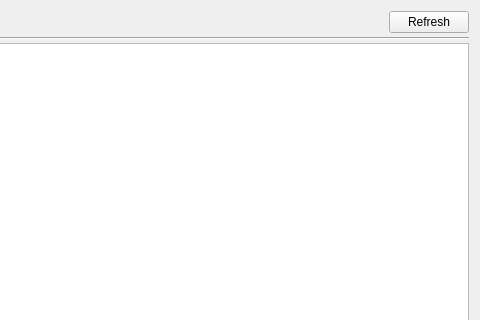
networkoptix/nx_open, file client/src/ui/dialogs/event_log_dialog.ui: the form before one commit; both pictures show x 640 to 1120 and y 0 to 320 of the 1120 by 719 pixel window.
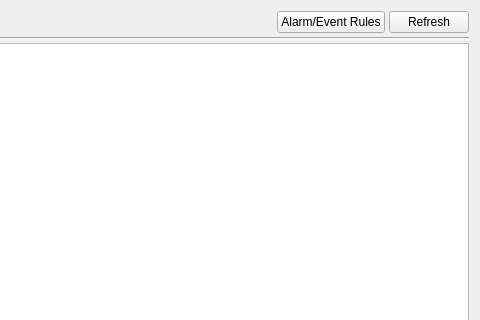
The form after the commit. Custom widgets are drawn as their Qt base class.

Commit message:
add buttons to go from event rule to event log and vice versa
<==== Mercurial data ====>
Branch: events_db

What changed in the file:
```diff
--- a/client/src/ui/dialogs/event_log_dialog.ui
+++ b/client/src/ui/dialogs/event_log_dialog.ui
@@ -113,7 +113,7 @@
        </property>
       </spacer>
      </item>
-     <item row="0" column="8">
+     <item row="0" column="9">
       <widget class="QPushButton" name="refreshButton">
        <property name="focusPolicy">
         <enum>Qt::TabFocus</enum>
@@ -161,6 +161,13 @@
        </property>
       </widget>
      </item>
+     <item row="0" column="8">
+      <widget class="QPushButton" name="eventRulesButton">
+       <property name="text">
+        <string>Alarm/Event Rules</string>
+       </property>
+      </widget>
+     </item>
     </layout>
    </item>
    <item>
```
The commit also changes 3 other files.
